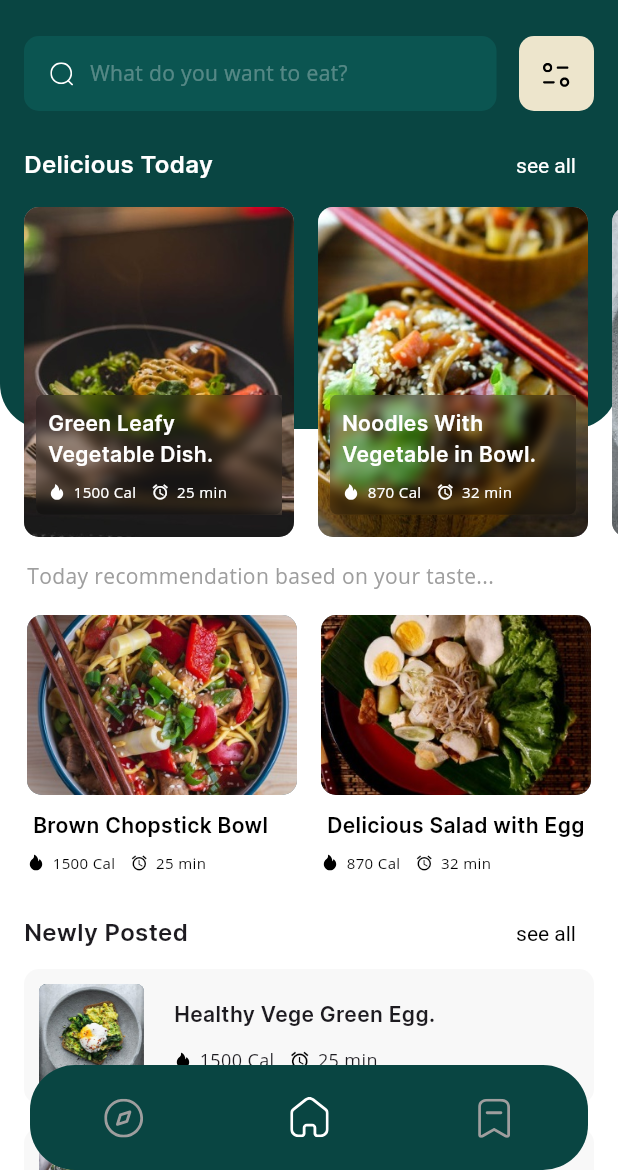
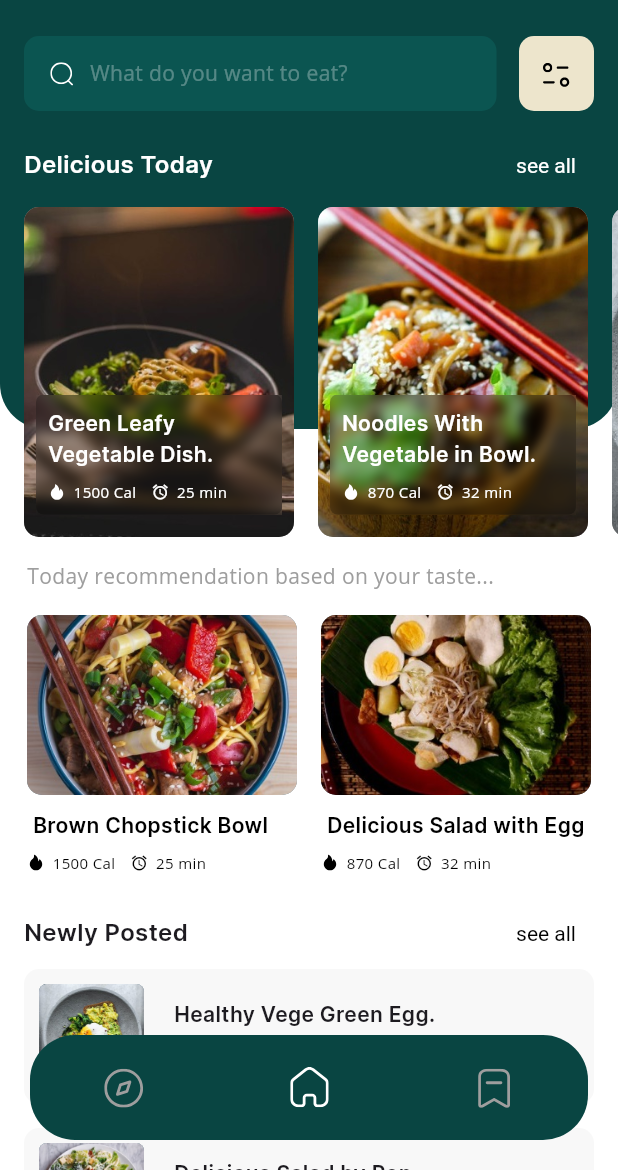
Before and after one commit to dcaayushd/CODSOFT-Recipe-App, a Flutter app: the screen it shows after launch, on a phone screen of 412 x 824 dp, the part 66-1236 px from its top. Run offline on Flutter 3.47's test engine with Material 3 defaults, Android fonts, the phone set to English and light mode, and no system bars; our stand-ins replace flutter_svg, image_picker, shared_preferences.

Commit message:
App Optimized

```diff
--- a/lib/views/widgets/custom_bottom_navigation_bar.dart
+++ b/lib/views/widgets/custom_bottom_navigation_bar.dart
@@ -2,7 +2,7 @@ import 'package:flutter/material.dart';
 import 'package:flutter_svg/flutter_svg.dart';
 import '../../views/utils/app_colors.dart';
 
-class CustomBottomNavigationBar extends StatefulWidget {
+class CustomBottomNavigationBar extends StatelessWidget {
   final int selectedIndex;
   final ValueChanged<int> onItemTapped;
 
@@ -13,32 +13,10 @@ class CustomBottomNavigationBar extends StatefulWidget {
   });
 
   @override
-  CustomBottomNavigationBarState createState() =>
-      CustomBottomNavigationBarState();
-}
-
-class CustomBottomNavigationBarState extends State<CustomBottomNavigationBar> {
-  late int _selectedIndex;
-
-  @override
-  void initState() {
-    super.initState();
-    _selectedIndex = widget.selectedIndex;
-  }
-
-  void _handleTap(int index) {
-    setState(() {
-      _selectedIndex = index;
-    });
-    widget.onItemTapped(index);
-  }
-
-  @override
   Widget build(BuildContext context) {
-    return SafeArea(
-      child: Container(
+    return Container(
       height: 70,
-        margin: const EdgeInsets.fromLTRB(20, 0, 20, 0),
+      margin: const EdgeInsets.fromLTRB(20, 0, 20, 20),
       decoration: BoxDecoration(
         borderRadius: BorderRadius.circular(30),
         color: AppColor.primary,
@@ -46,35 +24,22 @@ class CustomBottomNavigationBarState extends State<CustomBottomNavigationBar> {
       child: Row(
         mainAxisAlignment: MainAxisAlignment.spaceAround,
         children: [
-            IconButton(
-              onPressed: () => _handleTap(0),
+          _buildNavItem(0, 'assets/icons/discover.svg'),
+          _buildNavItem(1, 'assets/icons/home.svg'),
+          _buildNavItem(2, 'assets/icons/bookmark.svg'),
+        ],
+      ),
+    );
+  }
+
+  Widget _buildNavItem(int index, String iconPath) {
+    return IconButton(
+      onPressed: () => onItemTapped(index),
       icon: SvgPicture.asset(
-                'assets/icons/discover.svg',
-                color: _selectedIndex == 0 ? Colors.white : Colors.grey[500],
+        iconPath,
+        color: selectedIndex == index ? Colors.white : Colors.grey[500],
         height: 30,
         width: 30,
-              ),
-            ),
-            IconButton(
-              onPressed: () => _handleTap(1),
-              icon: SvgPicture.asset(
-                'assets/icons/home.svg',
-                color: _selectedIndex == 1 ? Colors.white : Colors.grey[500],
-                height: 30,
-                width: 30,
-              ),
-            ),
-            IconButton(
-              onPressed: () => _handleTap(2),
-              icon: SvgPicture.asset(
-                'assets/icons/bookmark.svg',
-                color: _selectedIndex == 2 ? Colors.white : Colors.grey[500],
-                height: 30,
-                width: 30,
-              ),
-            ),
-          ],
-        ),
       ),
     );
   }
```
Also changed, not shown: lib/main.dart (+5 -4 lines), lib/views/screens/bookmarks_screen.dart (+15 -4 lines). Lines whose indentation alone changed are shown as unchanged.
